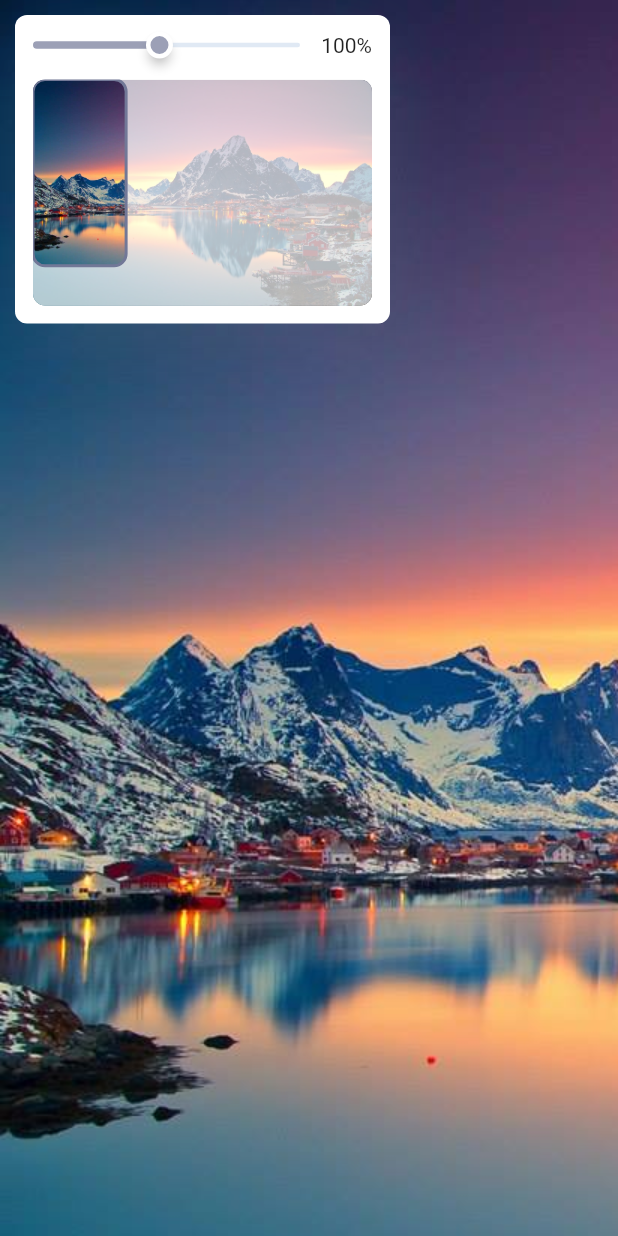
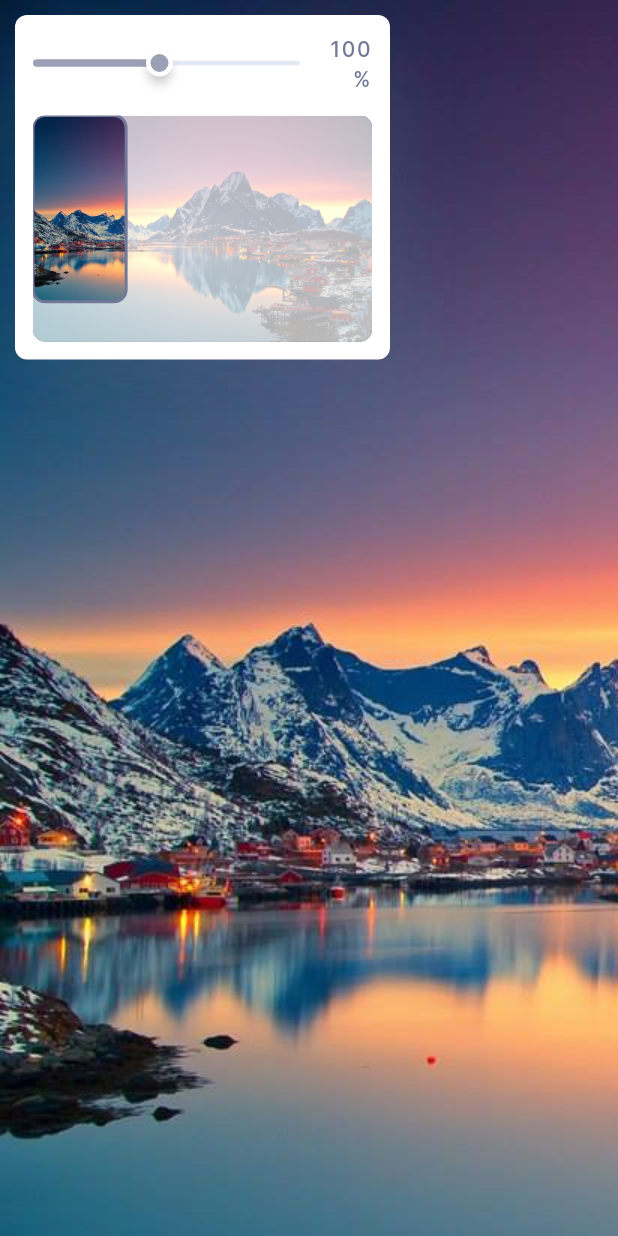
Before and after one commit to thuijssoon/pan_zoom_control, a Flutter app: the screen it shows after launch, on a phone screen of 412 x 824 dp. Run offline on Flutter 3.47's test engine with Material 2 defaults, Android fonts, the phone set to English and light mode, and no system bars.

Commit message:
Update TextStyle to match theme.

```diff
--- a/example/lib/main.dart
+++ b/example/lib/main.dart
@@ -13,13 +13,12 @@ class MyApp extends StatelessWidget {
 
   @override
   Widget build(BuildContext context) {
-    // final image = Image.asset('assets/landscape.jpeg');
     return MaterialApp(
       home: Scaffold(
         body: LayoutBuilder(
           builder: (context, constraints) {
             final Size viewportSize =
-            Size(constraints.maxWidth, constraints.maxHeight);
+                Size(constraints.maxWidth, constraints.maxHeight);
             const Size contentSize = Size(1500, 1000);
             const double minScale = 0.1;
             const double maxScale = 2.0;
@@ -27,14 +26,14 @@ class MyApp extends StatelessWidget {
               children: <Widget>[
                 InteractiveViewer(
                   boundaryMargin: EdgeInsets.all(min(
-                      viewportSize.width.toDouble(),
-                      viewportSize.height.toDouble()) /
+                          viewportSize.width.toDouble(),
+                          viewportSize.height.toDouble()) /
                       2),
                   constrained: false,
                   minScale: minScale,
                   maxScale: maxScale,
                   transformationController: controller,
-                  child: Image.asset('assets/landscape.jpeg'),
+                  child: Image.asset('assets/images/landscape.jpeg'),
                 ),
                 Positioned(
                   left: 10,
@@ -59,6 +58,14 @@ class MyApp extends StatelessWidget {
                       controller: controller,
                       minScale: minScale,
                       maxScale: maxScale,
+                      textStyle: const TextStyle(
+                        color: Color(0xFF727897),
+                        fontSize: 14,
+                        fontWeight: FontWeight.w500,
+                        letterSpacing: 1.02,
+                        fontFamily: 'Inter',
+                        height: 20/14,
+                      ),
                       sliderThemeData: SliderThemeData(
                         trackHeight: 3.0,
                         // trackShape: const RoundedRectSliderTrackShape(),
@@ -101,7 +108,7 @@ class MyApp extends StatelessWidget {
                         width: contentSize.width,
                         height: contentSize.height,
                         color: Colors.black12,
-                        child: Image.asset('assets/landscape.jpeg'),
+                        child: Image.asset('assets/images/landscape.jpeg'),
                       ),
                     ),
                   ),
```
Also changed, not shown: example/pubspec.yaml (+23 -1 lines), example/assets/fonts/inter/Inter-Black.ttf (added), example/assets/fonts/inter/Inter-Bold.ttf (added), example/assets/fonts/inter/Inter-ExtraBold.ttf (added), example/assets/fonts/inter/Inter-ExtraLight.ttf (added), example/assets/fonts/inter/Inter-Light.ttf (added), example/assets/fonts/inter/Inter-Medium.ttf (added), example/assets/fonts/inter/Inter-Regular.ttf (added), example/assets/fonts/inter/Inter-SemiBold.ttf (added), example/assets/fonts/inter/Inter-Thin.ttf (added), example/assets/images/landscape.jpeg (renamed from example/assets/landscape.jpeg), 1 other file.
